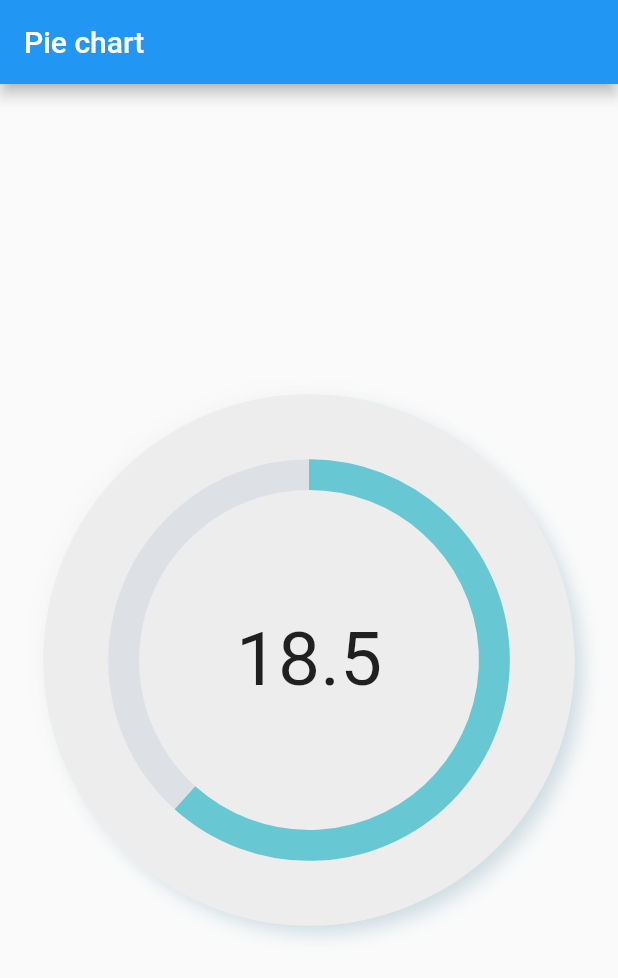
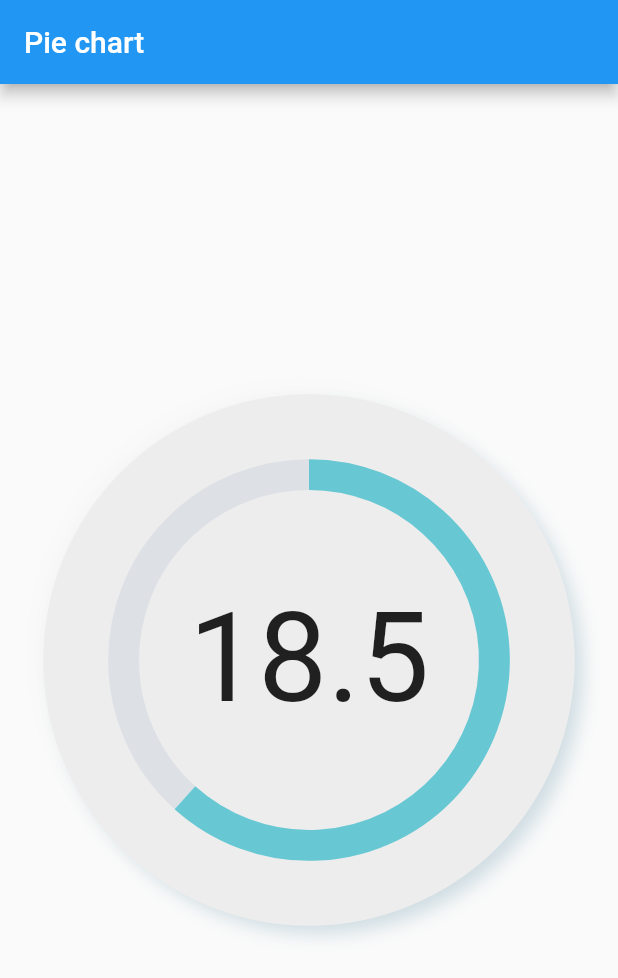
Before and after one commit to RushCooder/pie_chart_flutter, a Flutter app: the screen it shows after launch, on a phone screen of 412 x 824 dp. Shown: the top 978 px of the screen. Run offline on Flutter 3.47's test engine with Material 2 defaults, Android fonts, the phone set to English and light mode, and no system bars.

Commit message:
fixed font size

```diff
--- a/lib/pie_chart_widget.dart
+++ b/lib/pie_chart_widget.dart
@@ -43,7 +43,7 @@ class PieChartWidget extends StatelessWidget {
                         child: Text(
                           used.toString(),
                           style: TextStyle(
-                            fontSize: 50,
+                            fontSize: constraints.maxWidth * 0.2,
                           ),
                         ),
                       ),
```
